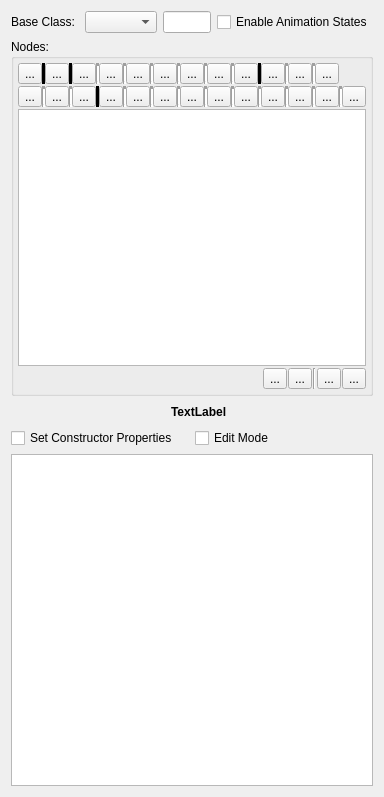
First picture: the form in Editor/src/Items/Entity/EntityWidget.ui, repository GameOverture/HarmonyEngine, before the edit.
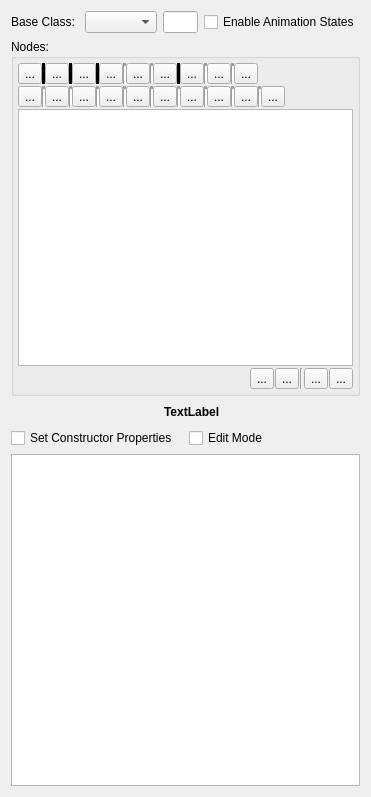
Second picture: the form after the edit. Icons and pictures are not drawn. Custom widgets are drawn as their Qt base class.

Commit message: Fixed swapping between entity base classes

Diff of the .ui file:
```diff
--- a/Editor/src/Items/Entity/EntityWidget.ui
+++ b/Editor/src/Items/Entity/EntityWidget.ui
@@ -126,126 +126,6 @@
             </property>
            </widget>
           </item>
-          <item>
-           <widget class="Line" name="line_6">
-            <property name="frameShadow">
-             <enum>QFrame::Shadow::Sunken</enum>
-            </property>
-            <property name="lineWidth">
-             <number>3</number>
-            </property>
-            <property name="orientation">
-             <enum>Qt::Orientation::Vertical</enum>
-            </property>
-           </widget>
-          </item>
-          <item>
-           <widget class="QToolButton" name="btnAddPrimBox">
-            <property name="text">
-             <string>...</string>
-            </property>
-           </widget>
-          </item>
-          <item>
-           <widget class="Line" name="line_9">
-            <property name="frameShadow">
-             <enum>QFrame::Shadow::Sunken</enum>
-            </property>
-            <property name="lineWidth">
-             <number>3</number>
-            </property>
-            <property name="orientation">
-             <enum>Qt::Orientation::Vertical</enum>
-            </property>
-           </widget>
-          </item>
-          <item>
-           <widget class="QToolButton" name="btnAddPrimCircle">
-            <property name="text">
-             <string>...</string>
-            </property>
-           </widget>
-          </item>
-          <item>
-           <widget class="Line" name="line_10">
-            <property name="frameShadow">
-             <enum>QFrame::Shadow::Sunken</enum>
-            </property>
-            <property name="lineWidth">
-             <number>3</number>
-            </property>
-            <property name="orientation">
-             <enum>Qt::Orientation::Vertical</enum>
-            </property>
-           </widget>
-          </item>
-          <item>
-           <widget class="QToolButton" name="btnAddPrimLineSegment">
-            <property name="text">
-             <string>...</string>
-            </property>
-           </widget>
-          </item>
-          <item>
-           <widget class="Line" name="line_11">
-            <property name="frameShadow">
-             <enum>QFrame::Shadow::Sunken</enum>
-            </property>
-            <property name="lineWidth">
-             <number>3</number>
-            </property>
-            <property name="orientation">
-             <enum>Qt::Orientation::Vertical</enum>
-            </property>
-           </widget>
-          </item>
-          <item>
-           <widget class="QToolButton" name="btnAddPrimPolygon">
-            <property name="text">
-             <string>...</string>
-            </property>
-           </widget>
-          </item>
-          <item>
-           <widget class="Line" name="line_12">
-            <property name="frameShadow">
-             <enum>QFrame::Shadow::Sunken</enum>
-            </property>
-            <property name="lineWidth">
-             <number>3</number>
-            </property>
-            <property name="orientation">
-             <enum>Qt::Orientation::Vertical</enum>
-            </property>
-           </widget>
-          </item>
-          <item>
-           <widget class="QToolButton" name="btnAddPrimCapsule">
-            <property name="text">
-             <string>...</string>
-            </property>
-           </widget>
-          </item>
-          <item>
-           <widget class="Line" name="line_13">
-            <property name="frameShadow">
-             <enum>QFrame::Shadow::Sunken</enum>
-            </property>
-            <property name="lineWidth">
-             <number>3</number>
-            </property>
-            <property name="orientation">
-             <enum>Qt::Orientation::Vertical</enum>
-            </property>
-           </widget>
-          </item>
-          <item>
-           <widget class="QToolButton" name="btnAddPrimLineChain">
-            <property name="text">
-             <string>...</string>
-            </property>
-           </widget>
-          </item>
           <item>
            <widget class="Line" name="line_5">
             <property name="frameShadow">
@@ -306,6 +186,66 @@
             </property>
            </widget>
           </item>
+          <item>
+           <widget class="Line" name="line_Gui">
+            <property name="frameShadow">
+             <enum>QFrame::Shadow::Plain</enum>
+            </property>
+            <property name="lineWidth">
+             <number>3</number>
+            </property>
+            <property name="orientation">
+             <enum>Qt::Orientation::Vertical</enum>
+            </property>
+           </widget>
+          </item>
+          <item>
+           <widget class="QToolButton" name="btnAddLayoutHorz">
+            <property name="text">
+             <string>...</string>
+            </property>
+           </widget>
+          </item>
+          <item>
+           <widget class="Line" name="line_7">
+            <property name="frameShadow">
+             <enum>QFrame::Shadow::Sunken</enum>
+            </property>
+            <property name="lineWidth">
+             <number>3</number>
+            </property>
+            <property name="orientation">
+             <enum>Qt::Orientation::Vertical</enum>
+            </property>
+           </widget>
+          </item>
+          <item>
+           <widget class="QToolButton" name="btnAddLayoutVert">
+            <property name="text">
+             <string>...</string>
+            </property>
+           </widget>
+          </item>
+          <item>
+           <widget class="Line" name="line_8">
+            <property name="frameShadow">
+             <enum>QFrame::Shadow::Sunken</enum>
+            </property>
+            <property name="lineWidth">
+             <number>3</number>
+            </property>
+            <property name="orientation">
+             <enum>Qt::Orientation::Vertical</enum>
+            </property>
+           </widget>
+          </item>
+          <item>
+           <widget class="QToolButton" name="btnAddSpacer">
+            <property name="text">
+             <string>...</string>
+            </property>
+           </widget>
+          </item>
           <item>
            <spacer name="horizontalSpacer_2">
             <property name="orientation">
@@ -326,66 +266,6 @@
           <property name="spacing">
            <number>0</number>
           </property>
-          <item>
-           <widget class="QToolButton" name="btnAddLayoutHorz">
-            <property name="text">
-             <string>...</string>
-            </property>
-           </widget>
-          </item>
-          <item>
-           <widget class="Line" name="line_7">
-            <property name="frameShadow">
-             <enum>QFrame::Shadow::Sunken</enum>
-            </property>
-            <property name="lineWidth">
-             <number>3</number>
-            </property>
-            <property name="orientation">
-             <enum>Qt::Orientation::Vertical</enum>
-            </property>
-           </widget>
-          </item>
-          <item>
-           <widget class="QToolButton" name="btnAddLayoutVert">
-            <property name="text">
-             <string>...</string>
-            </property>
-           </widget>
-          </item>
-          <item>
-           <widget class="Line" name="line_8">
-            <property name="frameShadow">
-             <enum>QFrame::Shadow::Sunken</enum>
-            </property>
-            <property name="lineWidth">
-             <number>3</number>
-            </property>
-            <property name="orientation">
-             <enum>Qt::Orientation::Vertical</enum>
-            </property>
-           </widget>
-          </item>
-          <item>
-           <widget class="QToolButton" name="btnAddSpacer">
-            <property name="text">
-             <string>...</string>
-            </property>
-           </widget>
-          </item>
-          <item>
-           <widget class="Line" name="line_3">
-            <property name="frameShadow">
-             <enum>QFrame::Shadow::Plain</enum>
-            </property>
-            <property name="lineWidth">
-             <number>3</number>
-            </property>
-            <property name="orientation">
-             <enum>Qt::Orientation::Vertical</enum>
-            </property>
-           </widget>
-          </item>
           <item>
            <widget class="QToolButton" name="btnAddLabel">
             <property name="text">
```
The commit also changes 4 other files.
